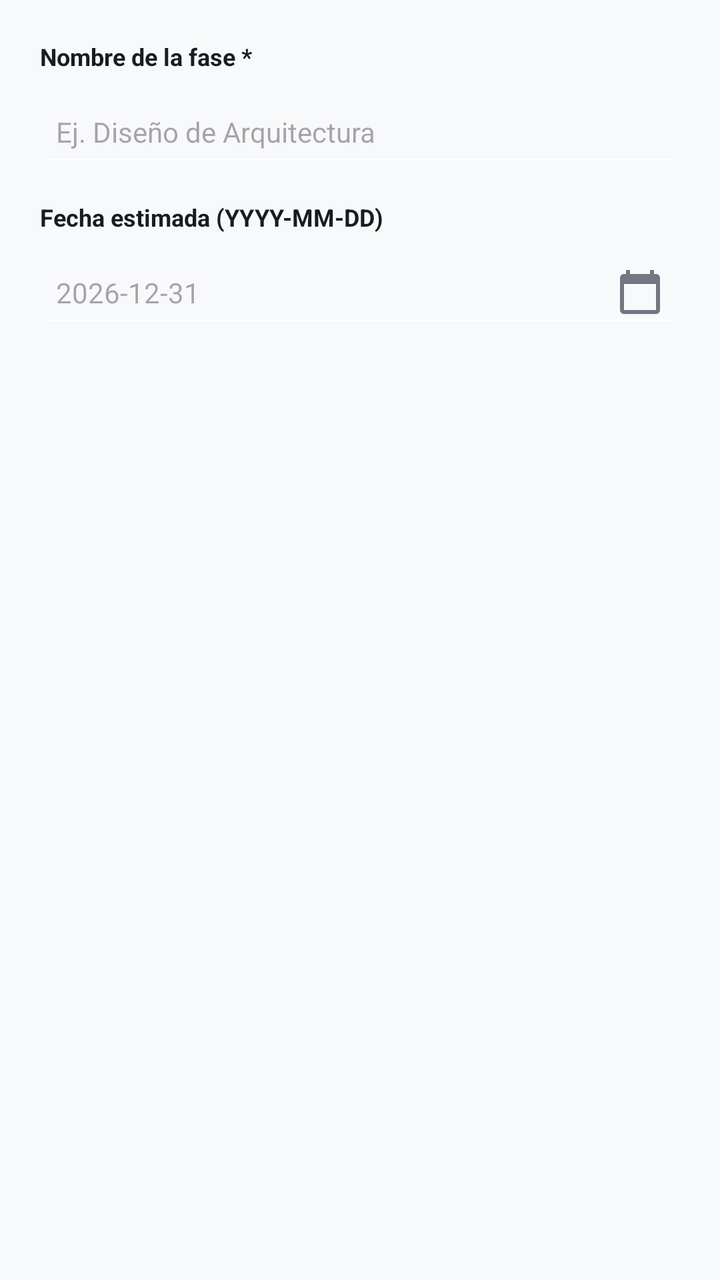
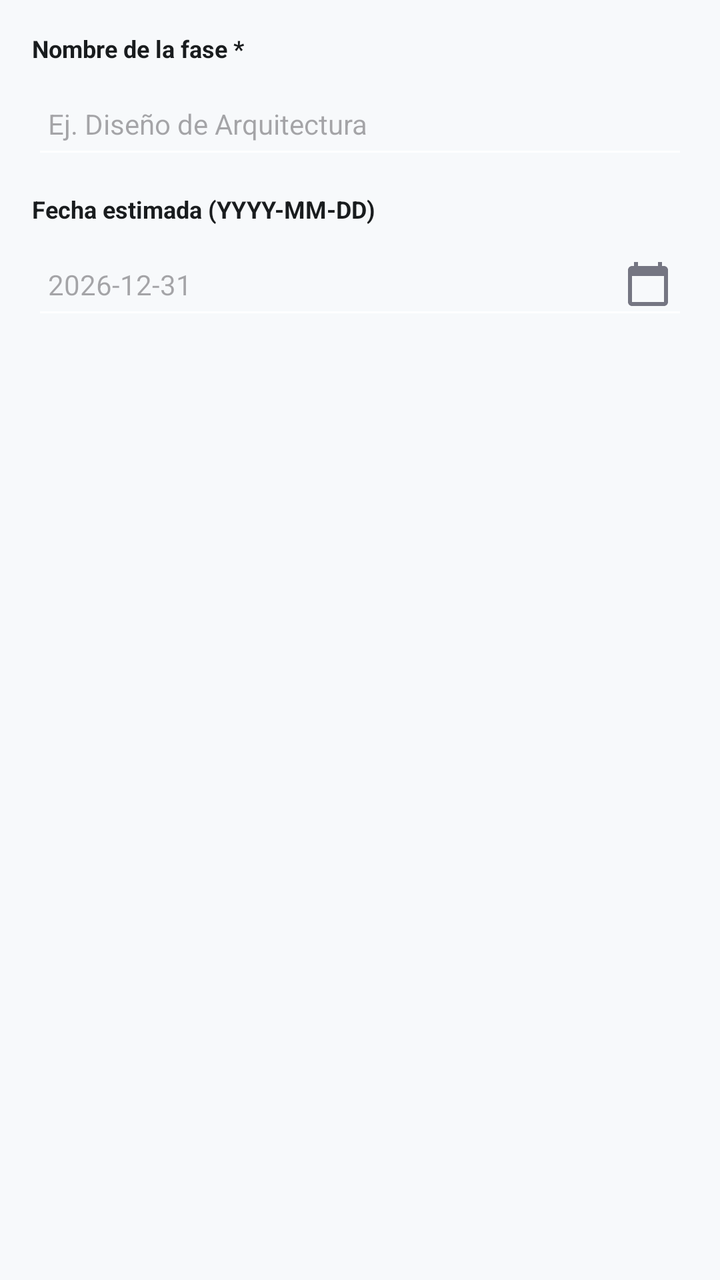

Screens rendered from an Android XML layout before and after an edit, with the pre-edit source and the edit as a unified diff.
<!-- AndroidManifest.xml: application theme Theme.MaquetaGestia -->
<!-- res/layout/dialog_nueva_fase.xml -->
<?xml version="1.0" encoding="utf-8"?>
<LinearLayout xmlns:android="http://schemas.android.com/apk/res/android"
    android:layout_width="match_parent"
    android:layout_height="wrap_content"
    android:orientation="vertical"
    android:padding="20dp">

    
    <TextView
        android:layout_width="wrap_content"
        android:layout_height="wrap_content"
        android:text="Nombre de la fase *"
        android:textColor="@color/on_surface"
        android:textSize="12sp"
        android:textStyle="bold" />

    <EditText
        android:id="@+id/txtNombreFaseDialog"
        android:layout_width="match_parent"
        android:layout_height="48dp"
        android:layout_marginTop="4dp"
        android:backgroundTint="@color/surface_container_lowest"
        android:hint="Ej. Diseño de Arquitectura"
        android:inputType="textCapSentences"
        android:paddingStart="8dp"
        android:paddingEnd="8dp"
        android:textColor="@color/on_surface"
        android:textSize="14sp" />

    
    <TextView
        android:layout_width="wrap_content"
        android:layout_height="wrap_content"
        android:layout_marginTop="12dp"
        android:text="Fecha estimada (YYYY-MM-DD)"
        android:textColor="@color/on_surface"
        android:textSize="12sp"
        android:textStyle="bold" />

    <EditText
        android:id="@+id/txtFechaEstimadaFaseDialog"
        android:layout_width="match_parent"
        android:layout_height="48dp"
        android:layout_marginTop="4dp"
        android:backgroundTint="@color/surface_container_lowest"
        android:clickable="true"
        android:cursorVisible="false"
        android:drawableEnd="@drawable/ic_calendar_today"
        android:drawablePadding="8dp"
        android:focusable="false"
        android:hint="2026-12-31"
        android:paddingStart="8dp"
        android:paddingEnd="8dp"
        android:textColor="@color/on_surface"
        android:textSize="14sp" />

    
    <TextView
        android:id="@+id/lblEstadoFaseDialog"
        android:layout_width="wrap_content"
        android:layout_height="wrap_content"
        android:layout_marginTop="12dp"
        android:text="Estado de la fase"
        android:textColor="@color/on_surface"
        android:textSize="12sp"
        android:textStyle="bold"
        android:visibility="gone" />

    <Spinner
        android:id="@+id/spEstadoFaseDialog"
        android:layout_width="match_parent"
        android:layout_height="48dp"
        android:layout_marginTop="4dp"
        android:backgroundTint="@color/outline"
        android:visibility="gone" />

</LinearLayout>
<!-- resources referenced by this layout -->
<resources>
  <color name="on_surface">#191C1E</color>
  <color name="outline">#757682</color>
  <color name="surface_container_lowest">#FFFFFF</color>
  <!-- drawable ic_calendar_today (drawable) -->
  <vector xmlns:android="http://schemas.android.com/apk/res/android"
      android:width="24dp"
      android:height="24dp"
      android:viewportWidth="24"
      android:viewportHeight="24">
      <path
          android:fillColor="@color/outline"
          android:pathData="M20,3h-1V1h-2v2H7V1H5v2H4c-1.1,0 -2,0.9 -2,2v16c0,1.1 0.9,2 2,2h16c1.1,0 2,-0.9 2,-2V5c0,-1.1 -0.9,-2 -2,-2zm0,18H4V8h16v13z"/>
  </vector>
  <style name="Theme.MaquetaGestia" parent="Base.Theme.MaquetaGestia" />
  <style name="Base.Theme.MaquetaGestia" parent="Theme.Material3.DayNight.NoActionBar">
          
          <item name="colorPrimary">@color/primary</item>
          <item name="colorOnPrimary">@color/on_primary</item>
          <item name="colorPrimaryContainer">@color/primary_container</item>
          <item name="colorOnPrimaryContainer">@color/on_primary_container</item>
  
          
          <item name="colorSecondary">@color/secondary</item>
          <item name="colorOnSecondary">@color/on_secondary</item>
          <item name="colorSecondaryContainer">@color/secondary_container</item>
  
          
          <item name="android:colorBackground">@color/background</item>
          <item name="colorSurface">@color/surface</item>
          <item name="colorOnSurface">@color/on_surface</item>
          <item name="colorOnSurfaceVariant">@color/on_surface_variant</item>
  
          
          <item name="colorOutline">@color/outline</item>
          <item name="colorOutlineVariant">@color/outline_variant</item>
          <item name="colorError">@color/error</item>
          <item name="colorErrorContainer">@color/error_container</item>
          <item name="colorOnError">@color/on_error</item>
      </style>
  <color name="primary">#00236F</color>
  <color name="on_primary">#FFFFFF</color>
  <color name="primary_container">#1E3A8A</color>
  <color name="on_primary_container">#90A8FF</color>
  <color name="secondary">#006398</color>
  <color name="on_secondary">#FFFFFF</color>
  <color name="secondary_container">#5BB8FE</color>
  <color name="background">#F7F9FB</color>
  <color name="surface">#F7F9FB</color>
  <color name="on_surface_variant">#444651</color>
  <color name="outline_variant">#C5C5D3</color>
  <color name="error">#BA1A1A</color>
  <color name="error_container">#FFDAD6</color>
  <color name="on_error">#FFFFFF</color>
</resources>

<!-- the commit's change to res/layout/dialog_nueva_fase.xml (unified diff, before → after) -->
@@ -1,77 +1,86 @@
 <?xml version="1.0" encoding="utf-8"?>
-<LinearLayout xmlns:android="http://schemas.android.com/apk/res/android"
+<ScrollView xmlns:android="http://schemas.android.com/apk/res/android"
     android:layout_width="match_parent"
     android:layout_height="wrap_content"
-    android:orientation="vertical"
-    android:padding="20dp">
+    android:fillViewport="true">
 
-    
-    <TextView
-        android:layout_width="wrap_content"
+    <LinearLayout
+        android:layout_width="match_parent"
         android:layout_height="wrap_content"
-        android:text="Nombre de la fase *"
-        android:textColor="@color/on_surface"
-        android:textSize="12sp"
-        android:textStyle="bold" />
+        android:orientation="vertical"
+        android:padding="16dp">
 
-    <EditText
-        android:id="@+id/txtNombreFaseDialog"
-        android:layout_width="match_parent"
-        android:layout_height="48dp"
-        android:layout_marginTop="4dp"
-        android:backgroundTint="@color/surface_container_lowest"
-        android:hint="Ej. Diseño de Arquitectura"
-        android:inputType="textCapSentences"
-        android:paddingStart="8dp"
-        android:paddingEnd="8dp"
-        android:textColor="@color/on_surface"
-        android:textSize="14sp" />
+        
+        <TextView
+            android:layout_width="wrap_content"
+            android:layout_height="wrap_content"
+            android:text="Nombre de la fase *"
+            android:textColor="@color/on_surface"
+            android:textSize="12sp"
+            android:textStyle="bold" />
 
-    
-    <TextView
-        android:layout_width="wrap_content"
-        android:layout_height="wrap_content"
-        android:layout_marginTop="12dp"
-        android:text="Fecha estimada (YYYY-MM-DD)"
-        android:textColor="@color/on_surface"
-        android:textSize="12sp"
-        android:textStyle="bold" />
+        <EditText
+            android:id="@+id/txtNombreFaseDialog"
+            android:layout_width="match_parent"
+            android:layout_height="wrap_content"
+            android:layout_marginTop="4dp"
+            android:backgroundTint="@color/surface_container_lowest"
+            android:hint="Ej. Diseño de Arquitectura"
+            android:inputType="textCapSentences"
+            android:minHeight="48dp"
+            android:paddingStart="8dp"
+            android:paddingEnd="8dp"
+            android:textColor="@color/on_surface"
+            android:textSize="14sp" />
 
-    <EditText
-        android:id="@+id/txtFechaEstimadaFaseDialog"
-        android:layout_width="match_parent"
-        android:layout_height="48dp"
-        android:layout_marginTop="4dp"
-        android:backgroundTint="@color/surface_container_lowest"
-        android:clickable="true"
-        android:cursorVisible="false"
-        android:drawableEnd="@drawable/ic_calendar_today"
-        android:drawablePadding="8dp"
-        android:focusable="false"
-        android:hint="2026-12-31"
-        android:paddingStart="8dp"
-        android:paddingEnd="8dp"
-        android:textColor="@color/on_surface"
-        android:textSize="14sp" />
+        
+        <TextView
+            android:layout_width="wrap_content"
+            android:layout_height="wrap_content"
+            android:layout_marginTop="12dp"
+            android:text="Fecha estimada (YYYY-MM-DD)"
+            android:textColor="@color/on_surface"
+            android:textSize="12sp"
+            android:textStyle="bold" />
 
-    
-    <TextView
-        android:id="@+id/lblEstadoFaseDialog"
-        android:layout_width="wrap_content"
-        android:layout_height="wrap_content"
-        android:layout_marginTop="12dp"
-        android:text="Estado de la fase"
-        android:textColor="@color/on_surface"
-        android:textSize="12sp"
-        android:textStyle="bold"
-        android:visibility="gone" />
+        <EditText
+            android:id="@+id/txtFechaEstimadaFaseDialog"
+            android:layout_width="match_parent"
+            android:layout_height="wrap_content"
+            android:layout_marginTop="4dp"
+            android:backgroundTint="@color/surface_container_lowest"
+            android:clickable="true"
+            android:cursorVisible="false"
+            android:drawableEnd="@drawable/ic_calendar_today"
+            android:drawablePadding="8dp"
+            android:focusable="false"
+            android:hint="2026-12-31"
+            android:minHeight="48dp"
+            android:paddingStart="8dp"
+            android:paddingEnd="8dp"
+            android:textColor="@color/on_surface"
+            android:textSize="14sp" />
 
-    <Spinner
-        android:id="@+id/spEstadoFaseDialog"
-        android:layout_width="match_parent"
-        android:layout_height="48dp"
-        android:layout_marginTop="4dp"
-        android:backgroundTint="@color/outline"
-        android:visibility="gone" />
+        
+        <TextView
+            android:id="@+id/lblEstadoFaseDialog"
+            android:layout_width="wrap_content"
+            android:layout_height="wrap_content"
+            android:layout_marginTop="12dp"
+            android:text="Estado de la fase"
+            android:textColor="@color/on_surface"
+            android:textSize="12sp"
+            android:textStyle="bold"
+            android:visibility="gone" />
 
-</LinearLayout>
+        <Spinner
+            android:id="@+id/spEstadoFaseDialog"
+            android:layout_width="match_parent"
+            android:layout_height="wrap_content"
+            android:layout_marginTop="4dp"
+            android:backgroundTint="@color/outline"
+            android:minHeight="48dp"
+            android:visibility="gone" />
+
+    </LinearLayout>
+</ScrollView>
